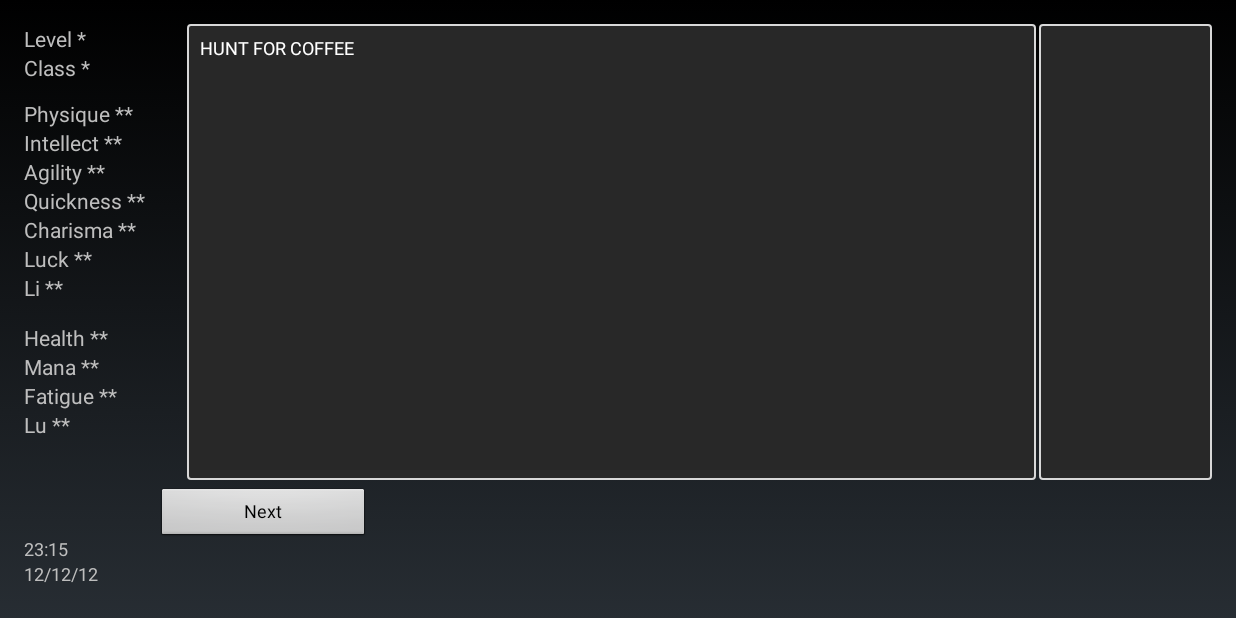
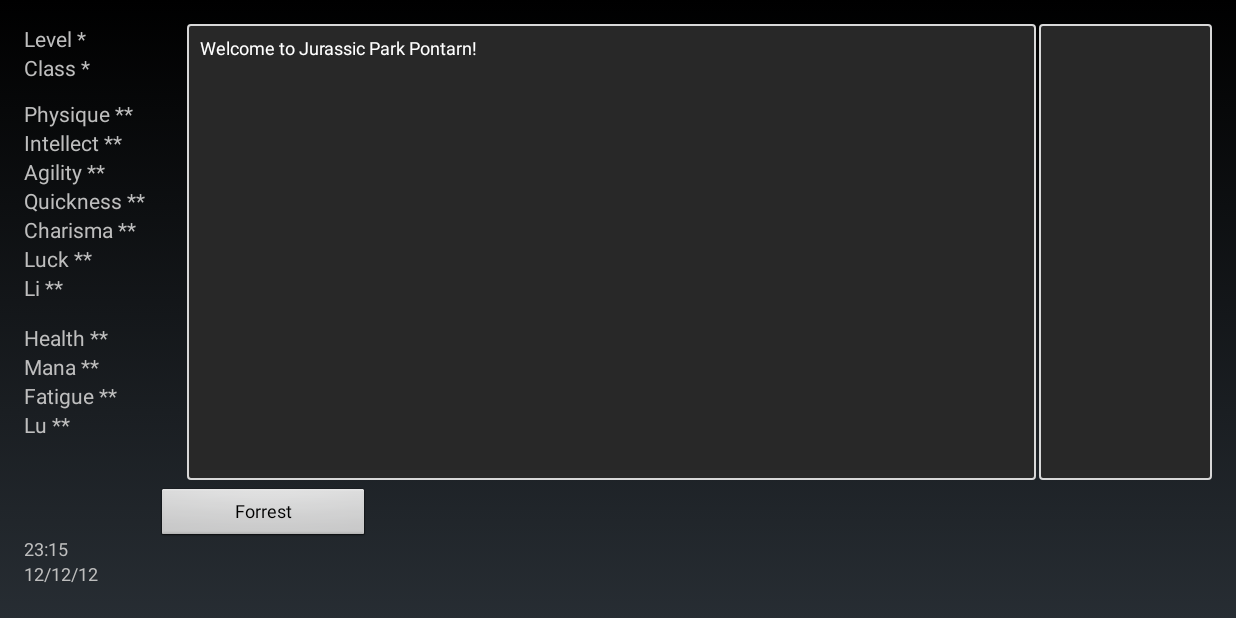
Before and after one commit to Moderbord/HuntForCoffee2, an Android app: the screen it shows after launch (MainActivity), on a phone screen of 824 x 412 dp (held sideways). Run offline under Robolectric (Android 15) with nearby library versions, the light colour scheme and no system bars.

Commit message:
Tried out UI solution

```diff
--- /dev/null
+++ b/app/src/main/java/moderbord/huntforcoffee2/Controller/EventController.java
@@ -0,0 +1,34 @@
+package moderbord.huntforcoffee2.Controller;
+
+import android.view.GestureDetector;
+import android.view.MotionEvent;
+import android.view.View;
+
+import moderbord.huntforcoffee2.Model.EntityBuilder;
+import moderbord.huntforcoffee2.Model.Player;
+import moderbord.huntforcoffee2.Model.events.Forrest;
+
+/**
+ * Created by Moderbord on 2015-12-17.
+ */
+public class EventController {
+
+    protected UIController ui = UIController.getInstance();
+
+    protected static Player player = new EntityBuilder().seteName("Pontarn").createEntityPlayer();
+
+    public void initGame() {
+        ui.mainTextWindow.setText("Welcome to Jurassic Park " + player.geteName() + "!");
+
+        player.seteHealth(100);
+
+        ui.b0.setText("Forrest");
+        ui.b0.setOnClickListener(new Forrest() {
+            @Override
+            public void onClick(View v) {
+                entry();
+            }
+        });
+    }
+
+}
--- a/app/src/main/java/moderbord/huntforcoffee2/MainActivity.java
+++ b/app/src/main/java/moderbord/huntforcoffee2/MainActivity.java
@@ -5,12 +5,8 @@
 import android.view.LayoutInflater;
 import android.view.View;
 
-import moderbord.huntforcoffee2.Controller.SaveController;
+import moderbord.huntforcoffee2.Controller.EventController;
 import moderbord.huntforcoffee2.Controller.UIController;
-import moderbord.huntforcoffee2.Model.EntityBuilder;
-import moderbord.huntforcoffee2.Model.Player;
-import moderbord.huntforcoffee2.Model.item.Burger;
-import moderbord.huntforcoffee2.Model.item.IronOre;
 
 /**
  * Created by Moderbord on 2015-12-17.
@@ -26,12 +22,18 @@
         setContentView(v);
         UIController.getInstance().initWithView(v);
 
-        Player p = new EntityBuilder().seteName("Pontus").createEntityPlayer();
+        EventController eventController = new EventController();
+        eventController.initGame();
+
+        /* Player p = new EntityBuilder().seteName("Pontus").createEntityPlayer();
         p.getInventory().add(new IronOre(8));
         p.combineItem("Iron bar");
         p.combineItem("Iron bar");
         p.combineItem("Iron bar");
         p.combineItem("Iron bar");
+
+        Entity jheero = new EntityBuilder().createEntityJheero();
+        Entity tut = jheero.returnMe();
 
         p.combineItem("WardenArmour");
 
@@ -42,7 +44,7 @@
         p.consumeItem(p.getInventory().itemByName("Burger"));
         p.consumeItem(p.getInventory().itemByName("Burger"));
         p.equipGear(p.getInventory().gearByName("Warden"));
-        p.getInventory().add(new IronOre(8));
+        p.getInventory().add(new IronOre(8)); */
     }
 
 
--- a/app/src/main/java/moderbord/huntforcoffee2/Model/Entity.java
+++ b/app/src/main/java/moderbord/huntforcoffee2/Model/Entity.java
@@ -57,6 +57,10 @@
 
     public Inventory getInventory() {
         return inventory;
+    }
+
+    public Entity returnMe(){
+        return this;
     }
 
     public String toJson(){
```
Also changed, not shown: app/src/main/java/moderbord/huntforcoffee2/Controller/Place.java (deleted, +0 -10 lines), app/src/main/java/moderbord/huntforcoffee2/Model/events/Forrest.java (added, +30 -0 lines), app/src/main/java/moderbord/huntforcoffee2/Model/events/GoldenPath.java (added, +28 -0 lines).
